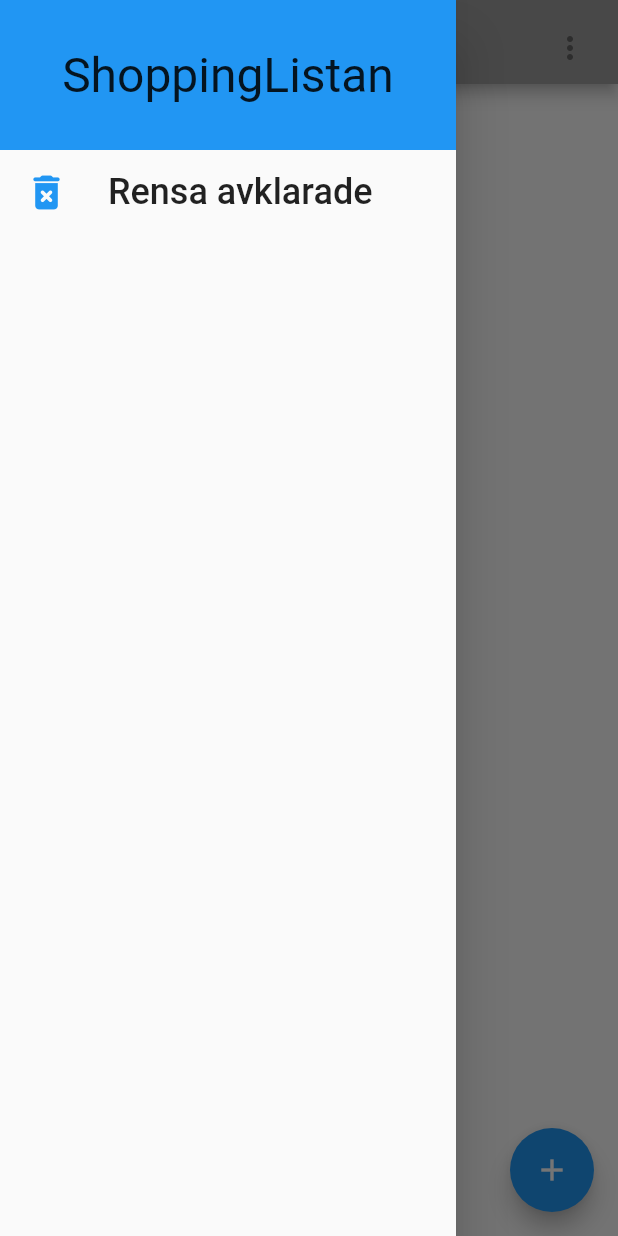
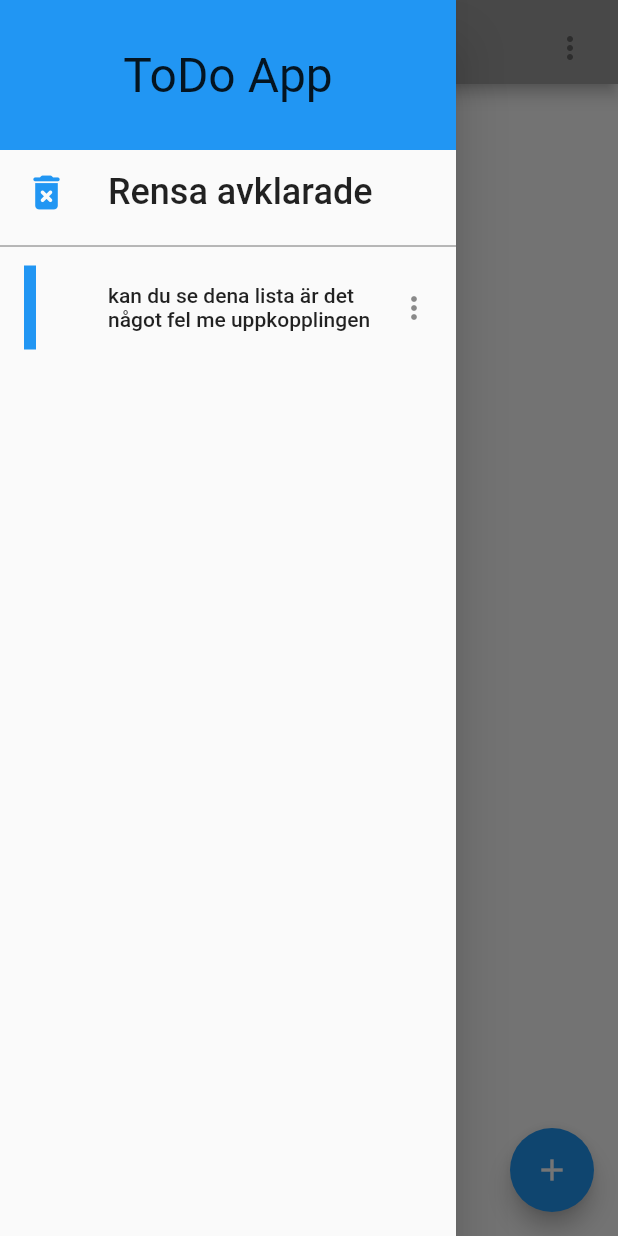
Before and after one commit to Augustaublet/Handla-Flutter, a Flutter app: the screen it shows after launch, with the side drawer open, on a phone screen of 412 x 824 dp. Run offline on Flutter 3.47's test engine with Material 2 defaults, Android fonts, the phone set to English and light mode, and no system bars; network calls fail.

Commit message:
välja mellan olika listor samt visa olika listor

```diff
--- a/lib/ToDoListclass.dart
+++ b/lib/ToDoListclass.dart
@@ -1,8 +1,11 @@
 class ToDoList {
-  var _title;
+  var _listTitle;
   var _listID;
-  ToDoList(this._title, this._listID);
+  ToDoList({String listTitle = "", String listID = ""}) {
+    _listTitle = listTitle;
+    _listID = listID;
+  }
 
-  String get title => _title;
+  String get listTitle => _listTitle;
   String get listID => _listID;
 }
--- a/lib/itemhandler.dart
+++ b/lib/itemhandler.dart
@@ -9,30 +9,42 @@ class ItemHandler extends ChangeNotifier {
   final String APIKEY = "mklsUgFnJ2AaFGeWz-RjjQ";
   List<Item> _items = [];
   List<ToDoList> _ToDoLists = [
-    ToDoList("lista1", "0v_DQMrr3Qk"),
-    ToDoList("lista2", "KvSFI95gEtg")
+    ToDoList(
+        listTitle: "kan du se dena lista är det något fel me uppkopplingen",
+        listID: "0v_DQMrr3Qk"),
   ];
-  var _currentList;
+  late ToDoList _currentList;
   String _mainUrl = "http://127.0.0.1:5000";
   String _path = "/api/shoppingList";
 
   // Construktor
   ItemHandler() {
-    _loadCurrentKey();
+    getAllLists();
+    _loadCurrentList();
     newItemList();
   }
 
   List<Item> get items => _items; // getter för lista med items
-  ToDoList get currentKey => _currentList;
-  List<ToDoList> get allKeys => _ToDoLists;
+  ToDoList get currentList => _currentList;
+  List<ToDoList> get allLists => _ToDoLists;
 
-  _loadCurrentKey() {
+  _loadCurrentList() {
     _currentList = _ToDoLists[0];
   }
 
-  Future getAllLists() async {
+  void setCurrentList(ToDoList switchToList) {
+    _currentList = switchToList;
+    newItemList();
+    notifyListeners();
+  }
+
+  Future<void> getAllLists() async {
     http.Response response = await http
-        .get(Uri.parse("${_mainUrl}/api/allshoppinglists?key=${APIKEY}"));
+        .get(Uri.parse("${_mainUrl}/api/allshoppinglists?key=$APIKEY"));
+    //print(jsonDecode(response.body));
+    _ToDoLists = createListOfLists(jsonDecode(response.body));
+    _loadCurrentList();
+    notifyListeners();
   }
 
   Future newItemList() async {
@@ -85,9 +97,20 @@ class ItemHandler extends ChangeNotifier {
     notifyListeners();
   }
 
-  List<Item> createList(ObjData) {
+  List<ToDoList> createListOfLists(objData) {
+    List<ToDoList> newList = [];
+    objData.forEach((newToDo) {
+      newList.add(ToDoList(
+        listTitle: newToDo["listTitle"],
+        listID: newToDo["listID"],
+      ));
+    });
+    return newList;
+  }
+
+  List<Item> createList(objData) {
     List<Item> newList = [];
-    ObjData.forEach((item) {
+    objData.forEach((item) {
       newList.add(Item(
         name: item["title"],
         id: item["id"],
--- a/lib/main.dart
+++ b/lib/main.dart
@@ -33,8 +33,8 @@ class MyApp extends StatelessWidget {
 // thing to do
 
 // # ändra data struktur för att hantera flera listor
-//    - Visa namn från listan(api)
-//    - Välja vilken lista som skall visas i drawe menyn
+//   DONE - Visa namn från listan(api) hämtar aktutuela listor från API
+//   DONE - Välja vilken lista som skall visas i drawe menyn
 //    - Testa på telefon och justera storlek för den skärmen
 //    - Ändra så att man läger till nytt objekt på samma sida(längst ner) (ta bort knappen)
 //    - Fixa så man kan svepa in menyn?
--- a/lib/mainviwe.dart
+++ b/lib/mainviwe.dart
@@ -22,7 +22,7 @@ class _MainViweState extends State<MainViwe> {
         title: Center(
           child: Consumer<ItemHandler>(
             builder: (context, ItemHandler, _) =>
-                Text(ItemHandler.currentKey.title),
+                Text(ItemHandler.currentList.listTitle), //
           ),
         ),
         actions: [
@@ -48,7 +48,10 @@ class _MainViweState extends State<MainViwe> {
           ),
         ],
       ),
-      drawer: NavigationDrawer(),
+      drawer: Consumer<ItemHandler>(
+        builder: (context, ItemHandler, _) =>
+            NavigationDrawer(ItemHandler.allLists),
+      ),
       body: Consumer<ItemHandler>(
         builder: (context, ItemHandler, _) =>
             ItemViwe(_filtreraLista(ItemHandler.items, valtFilter)),
--- a/lib/navigationdrawer.dart
+++ b/lib/navigationdrawer.dart
@@ -1,18 +1,26 @@
 import 'package:flutter/material.dart';
 import 'package:provider/provider.dart';
+import 'package:template/ItemViwe.dart';
 import 'package:template/itemhandler.dart';
 import 'package:template/ToDoListclass.dart';
 
 class NavigationDrawer extends StatelessWidget {
+  final List<ToDoList> toDolists;
+  NavigationDrawer(this.toDolists);
+
   @override
   Widget build(BuildContext context) {
     return Drawer(
-      child: ListView(
-        children: [
-          buildHeader(context),
-          buildMenu(context),
-          //buildQuickSelectList(context),
-        ],
+      child: SingleChildScrollView(
+        child: Column(
+          crossAxisAlignment: CrossAxisAlignment.stretch,
+          children: [
+            buildHeader(context),
+            buildMenu(context),
+            const Divider(color: Colors.black54),
+            buildQuickSelectList(context, toDolists),
+          ],
+        ),
       ),
     );
   }
@@ -24,7 +32,7 @@ Widget buildHeader(BuildContext context) => (Container(
       color: Colors.blue,
       child: const Center(
           child: Text(
-        "ShoppingListan",
+        "ToDo App",
         style: TextStyle(fontSize: 32),
       )),
     ));
@@ -53,14 +61,29 @@ Widget buildMenu(BuildContext context) => (Container(
 
 // något är fel med hur objektet skickas skriv om och dubbelkolla hur det är gjort i itemview!
 
-//Widget buildQuickSelectList(BuildContext context) =>  children: Provider.of<ItemHandler>(context, listen: false)
-//           .allKeys
-//          .map((key) => _selectListTile(context, key))
-//        .toList();
+Widget buildQuickSelectList(BuildContext context, List<ToDoList> toDoLists) {
+  return Column(
+      children: toDoLists
+          .map((listObj) => _selectListTile(context, listObj))
+          .toList());
+}
 
-Widget _selectListTile(context, keyObject) {
-  print(keyObject);
-  return ListTile(
-      //title: Text(keyObject.tilte),
-      );
+Widget _selectListTile(context, listObject) {
+  return Container(
+    padding: EdgeInsets.only(top: 5, bottom: 5),
+    child: ListTile(
+      leading: listObject ==
+              Provider.of<ItemHandler>(context, listen: false).currentList
+          ? Container(height: 100, width: 8, color: Colors.blue)
+          : Container(
+              height: 100, width: 8, color: Color.fromARGB(255, 196, 193, 193)),
+      title: Text(listObject.listTitle),
+      onTap: () {
+        Provider.of<ItemHandler>(context, listen: false)
+            .setCurrentList(listObject);
+        Navigator.pop(context);
+      },
+      trailing: const Icon(Icons.more_vert),
+    ),
+  );
 }
```
